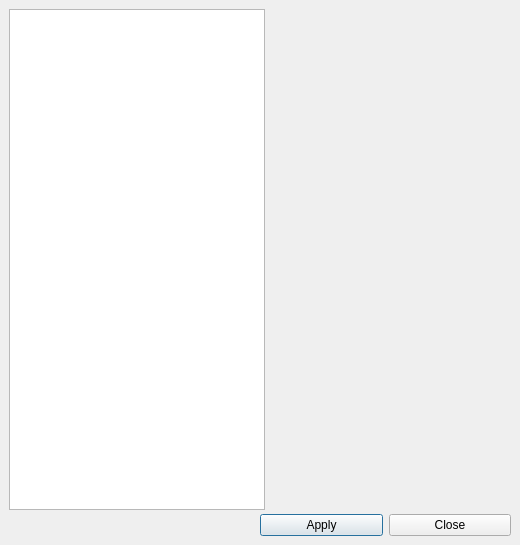
Old version of the form view/settingsview.ui in the repository Joensw/RCAIT.
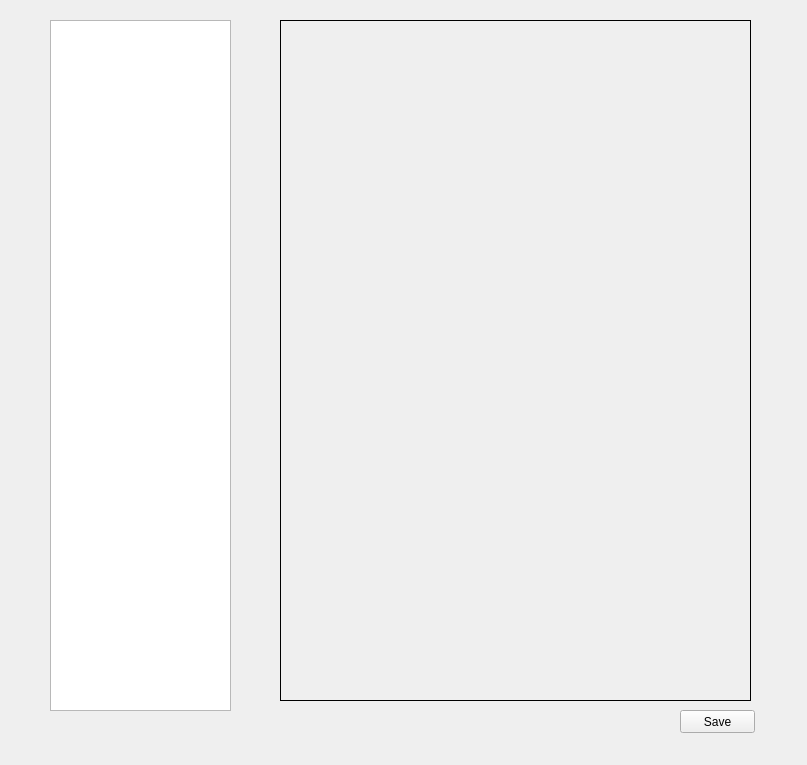
New version of the form.

The edit to the form file:
```diff
--- a/view/settingsview.ui
+++ b/view/settingsview.ui
@@ -1,93 +1,56 @@
 <?xml version="1.0" encoding="UTF-8"?>
 <ui version="4.0">
  <class>SettingsView</class>
- <widget class="QDialog" name="SettingsView">
+ <widget class="QWidget" name="SettingsView">
   <property name="geometry">
    <rect>
     <x>0</x>
     <y>0</y>
-    <width>520</width>
-    <height>545</height>
+    <width>807</width>
+    <height>765</height>
    </rect>
   </property>
   <property name="windowTitle">
    <string>Dialog</string>
   </property>
-  <widget class="QWidget" name="horizontalLayoutWidget">
+  <widget class="QListWidget" name="pluginList">
    <property name="geometry">
     <rect>
-     <x>9</x>
-     <y>9</y>
-     <width>501</width>
-     <height>501</height>
+     <x>50</x>
+     <y>20</y>
+     <width>181</width>
+     <height>691</height>
     </rect>
    </property>
-   <layout class="QHBoxLayout" name="horizontalLayout">
-    <item>
-     <widget class="QListWidget" name="pluginList">
-      <property name="sizePolicy">
-       <sizepolicy hsizetype="Fixed" vsizetype="Expanding">
-        <horstretch>0</horstretch>
-        <verstretch>0</verstretch>
-       </sizepolicy>
-      </property>
-      <property name="minimumSize">
-       <size>
-        <width>150</width>
-        <height>0</height>
-       </size>
-      </property>
-      <property name="maximumSize">
-       <size>
-        <width>300</width>
-        <height>16777215</height>
-       </size>
-      </property>
-      <property name="baseSize">
-       <size>
-        <width>200</width>
-        <height>0</height>
-       </size>
-      </property>
-     </widget>
-    </item>
-    <item>
-     <widget class="QWidget" name="pluginWidget" native="true">
-      <property name="sizePolicy">
-       <sizepolicy hsizetype="Expanding" vsizetype="Expanding">
-        <horstretch>0</horstretch>
-        <verstretch>0</verstretch>
-       </sizepolicy>
-      </property>
-     </widget>
-    </item>
-   </layout>
   </widget>
-  <widget class="QWidget" name="horizontalLayoutWidget_2">
+  <widget class="QStackedWidget" name="pluginWidget">
    <property name="geometry">
     <rect>
-     <x>260</x>
-     <y>510</y>
-     <width>251</width>
-     <height>31</height>
+     <x>280</x>
+     <y>20</y>
+     <width>471</width>
+     <height>681</height>
     </rect>
    </property>
-   <layout class="QHBoxLayout" name="horizontalLayout_3">
-    <item>
-     <widget class="QPushButton" name="applyButton">
-      <property name="text">
-       <string>Apply</string>
-      </property>
-     </widget>
-    </item>
-    <item>
-     <widget class="QPushButton" name="closeButton">
-      <property name="text">
-       <string>Close</string>
-      </property>
-     </widget>
-    </item>
-   </layout>
+   <property name="frameShape">
+    <enum>QFrame::Panel</enum>
+   </property>
+   <property name="currentIndex">
+    <number>-1</number>
+   </property>
+  </widget>
+  <widget class="QPushButton" name="pushButton">
+   <property name="geometry">
+    <rect>
+     <x>680</x>
+     <y>710</y>
+     <width>75</width>
+     <height>23</height>
+    </rect>
+   </property>
+   <property name="text">
+    <string>Save</string>
+   </property>
   </widget>
  </widget>
  <resources/>
```
Left out of the diff: 21 changed lines with no effect on the pictures.
